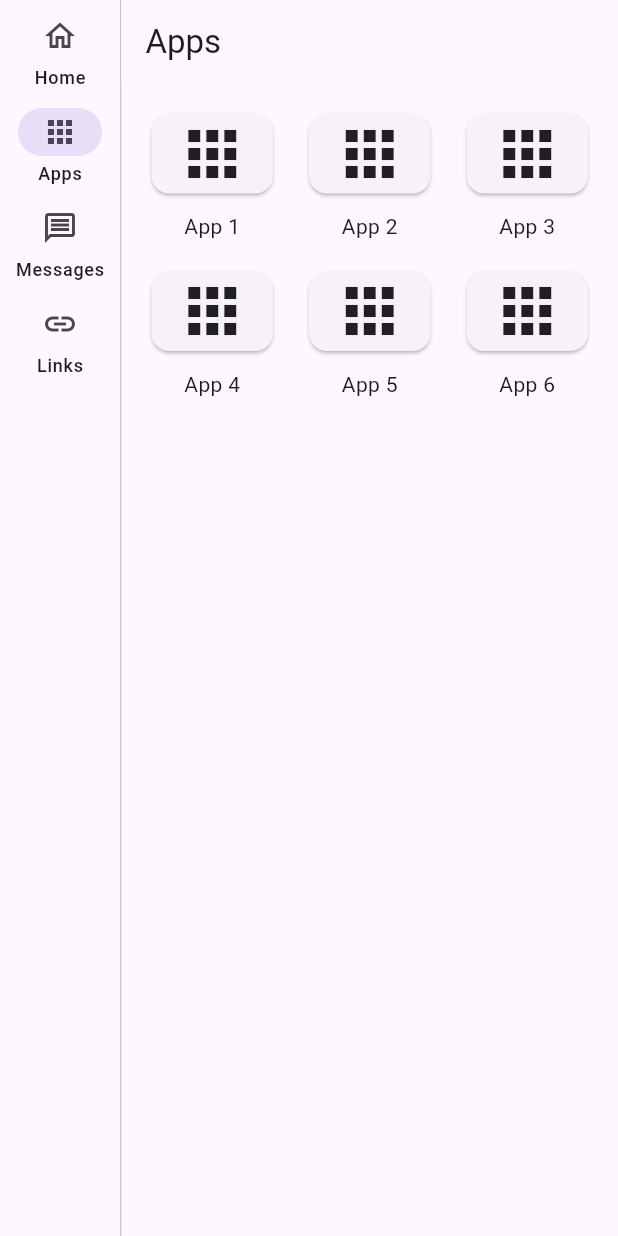
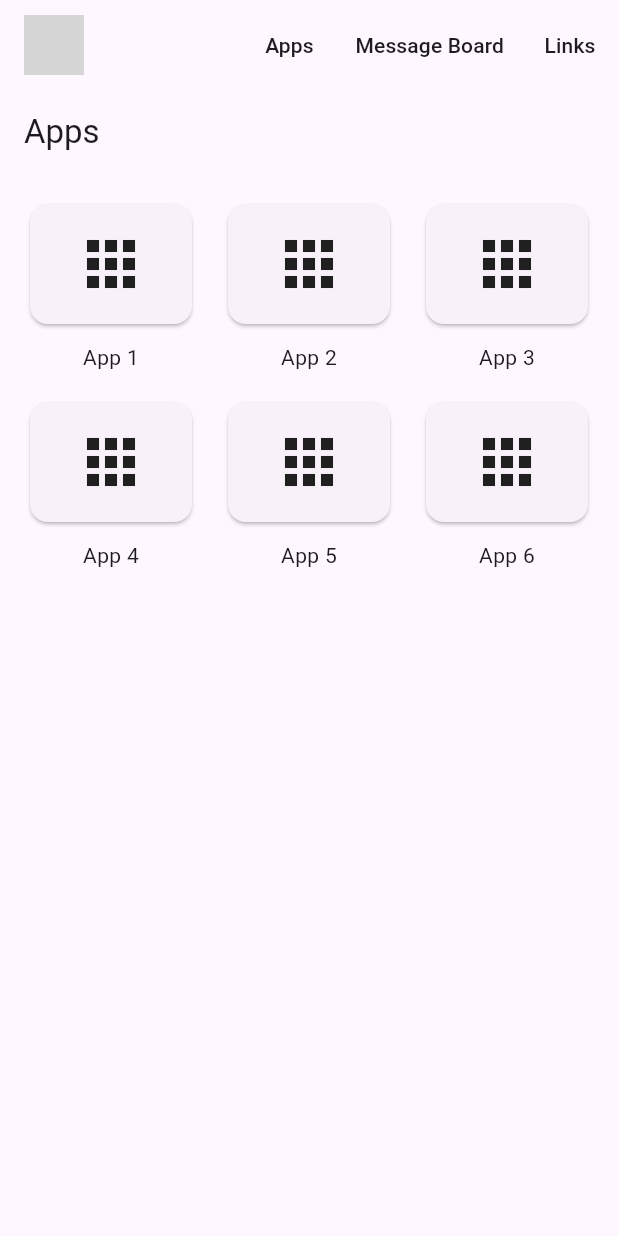
Before and after one commit to Clemzon/madlabzdevs, a Flutter app: the screen it shows after launch, after a tap on "Apps", on a phone screen of 412 x 824 dp. Run offline on Flutter 3.47's test engine with Material 3 defaults, Android fonts, the phone set to English and light mode, and no system bars; grey boxes are pictures that could not be loaded.

Commit message:
layout modifications. nothing to write home about

```diff
--- a/lib/main.dart
+++ b/lib/main.dart
@@ -48,51 +48,60 @@ class _RootScreenState extends State<RootScreen> {
     MessageBoardPage(),
     SharedLinksPage(),
   ];
-
-  static const List<NavigationRailDestination> _navDestinations = <NavigationRailDestination>[
-    NavigationRailDestination(
-      icon: Icon(Icons.home_outlined),
-      selectedIcon: Icon(Icons.home),
-      label: Text('Home'),
-    ),
-    NavigationRailDestination(
-      icon: Icon(Icons.apps_outlined),
-      selectedIcon: Icon(Icons.apps),
-      label: Text('Apps'),
-    ),
-    NavigationRailDestination(
-      icon: Icon(Icons.message_outlined),
-      selectedIcon: Icon(Icons.message),
-      label: Text('Messages'),
-    ),
-    NavigationRailDestination(
-      icon: Icon(Icons.link_outlined),
-      selectedIcon: Icon(Icons.link),
-      label: Text('Links'),
-    ),
+  static const List<String> _labels = <String>[
+    'Home',
+    'Apps',
+    'Message Board',
+    'Links',
   ];
 
-  void _onDestinationSelected(int index) {
-    setState(() {
-      _currentIndex = index;
-    });
-  }
+  void _navigate(int index) => setState(() => _currentIndex = index);
 
   @override
   Widget build(BuildContext context) {
+    final surface = Theme.of(context).colorScheme.surface;
+    final onSurface = Theme.of(context).colorScheme.onSurface;
+
     return Scaffold(
-      body: Row(
+      body: Column(
         children: [
-          NavigationRail(
-            selectedIndex: _currentIndex,
-            onDestinationSelected: _onDestinationSelected,
-            labelType: NavigationRailLabelType.all,
-            destinations: _navDestinations,
+          // Custom web-style header
+          Container(
+            height: 60,
+            color: surface,
+            child: Row(
+              mainAxisAlignment: MainAxisAlignment.spaceBetween,
+              children: [
+                // Image logo acting as Home button
+                Padding(
+                  padding: const EdgeInsets.symmetric(horizontal: 16.0),
+                  child: GestureDetector(
+                    onTap: () => _navigate(0),
+                    child: Image.asset(
+                      'header_text.png',
+                      height: 40,
+                      fit: BoxFit.contain,
+                    ),
+                  ),
+                ),
+                // Nav links
+                Row(
+                  children: [
+                    for (var i = 1; i < _labels.length; i++)
+                      TextButton(
+                        onPressed: () => _navigate(i),
+                        child: Text(
+                          _labels[i],
+                          style: TextStyle(color: onSurface),
+                        ),
+                      ),
+                  ],
+                ),
+              ],
+            ),
           ),
-          const VerticalDivider(thickness: 1, width: 1),
-          Expanded(
-            child: _pages[_currentIndex],
-          ),
+          // Page content
+          Expanded(child: _pages[_currentIndex]),
         ],
       ),
     );
--- a/lib/pages/home/home_page.dart
+++ b/lib/pages/home/home_page.dart
@@ -5,137 +5,13 @@ class HomePage extends StatelessWidget {
 
   @override
   Widget build(BuildContext context) {
-    final secondaryWithAlpha = Theme.of(context)
-        .colorScheme
-        .secondary
-        .withAlpha((0.1 * 255).round());
-
     return Scaffold(
-      appBar: AppBar(
-        title: const Text('MadLabzDevs'),
-        actions: [
-          TextButton(
-            onPressed: () {},
-            child: const Text('Home', style: TextStyle(color: Colors.white)),
-          ),
-          TextButton(
-            onPressed: () {},
-            child: const Text('Apps', style: TextStyle(color: Colors.white)),
-          ),
-          TextButton(
-            onPressed: () {},
-            child: const Text('Messages', style: TextStyle(color: Colors.white)),
-          ),
-          TextButton(
-            onPressed: () {},
-            child: const Text('Links', style: TextStyle(color: Colors.white)),
-          ),
-        ],
-      ),
-      body: SingleChildScrollView(
-        child: Column(
-          crossAxisAlignment: CrossAxisAlignment.stretch,
-          children: [
-            // Hero Section
-            Container(
-              height: 200,
-              decoration: BoxDecoration(
-                color: Theme.of(context).colorScheme.primary,
-                image: const DecorationImage(
-                  image: NetworkImage('https://via.placeholder.com/800x200'),
-                  fit: BoxFit.cover,
-                  opacity: 0.3,
-                ),
-              ),
-              child: Center(
-                child: Text(
-                  'Welcome to MadLabzDevs',
-                  style: Theme.of(context)
-                      .textTheme
-                      .headlineMedium
-                      ?.copyWith(
-                    color: Colors.white,
-                    fontWeight: FontWeight.bold,
-                  ),
-                ),
-              ),
-            ),
-            const SizedBox(height: 24),
-            // Features Section
-            Padding(
-              padding: const EdgeInsets.symmetric(horizontal: 16.0),
-              child: Column(
-                crossAxisAlignment: CrossAxisAlignment.start,
-                children: [
-                  Text(
-                    'Our Services',
-                    style: Theme.of(context).textTheme.headlineSmall,
-                  ),
-                  const SizedBox(height: 12),
-                  GridView.count(
-                    crossAxisCount: 2,
-                    shrinkWrap: true,
-                    physics: const NeverScrollableScrollPhysics(),
-                    mainAxisSpacing: 16,
-                    crossAxisSpacing: 16,
-                    children: List.generate(
-                      4,
-                          (index) => Card(
-                        elevation: 2,
-                        shape: RoundedRectangleBorder(
-                          borderRadius: BorderRadius.circular(8),
-                        ),
-                        child: Padding(
-                          padding: const EdgeInsets.all(16.0),
-                          child: Column(
-                            mainAxisAlignment: MainAxisAlignment.center,
-                            children: [
-                              Icon(
-                                Icons.star,
-                                size: 48,
-                                color: Theme.of(context).colorScheme.primary,
-                              ),
-                              const SizedBox(height: 8),
-                              Text(
-                                'Feature ${index + 1}',
-                                textAlign: TextAlign.center,
-                                style: Theme.of(context).textTheme.bodyLarge,
-                              ),
-                            ],
-                          ),
-                        ),
-                      ),
-                    ),
-                  ),
-                ],
-              ),
-            ),
-            const SizedBox(height: 24),
-            // Footer Section
-            Container(
-              color: secondaryWithAlpha,
-              padding: const EdgeInsets.all(16.0),
-              child: Column(
-                children: [
-                  Text(
-                    '© 2025 MadLabzDevs. All rights reserved.',
-                    style: Theme.of(context).textTheme.bodySmall,
-                  ),
-                  const SizedBox(height: 8),
-                  Row(
-                    mainAxisAlignment: MainAxisAlignment.center,
-                    children: const [
-                      Icon(Icons.facebook),
-                      SizedBox(width: 16),
-                      Icon(Icons.alternate_email), // replaced twitter
-                      SizedBox(width: 16),
-                      Icon(Icons.business),       // replaced linkedin
-                    ],
-                  ),
-                ],
-              ),
-            ),
-          ],
+      // Optional: match your logo’s background if it isn’t fully opaque
+      backgroundColor: Colors.transparent,
+      body: SizedBox.expand(
+        child: Image.asset(
+          'assets/main_logo.png',
+          fit: BoxFit.cover,   // fills entire screen, cropping if needed
         ),
       ),
     );
```
Also changed, not shown: pubspec.yaml (+3 -67 lines), assets/header_text.png (added), assets/main_logo.png (added), 2 other files.
